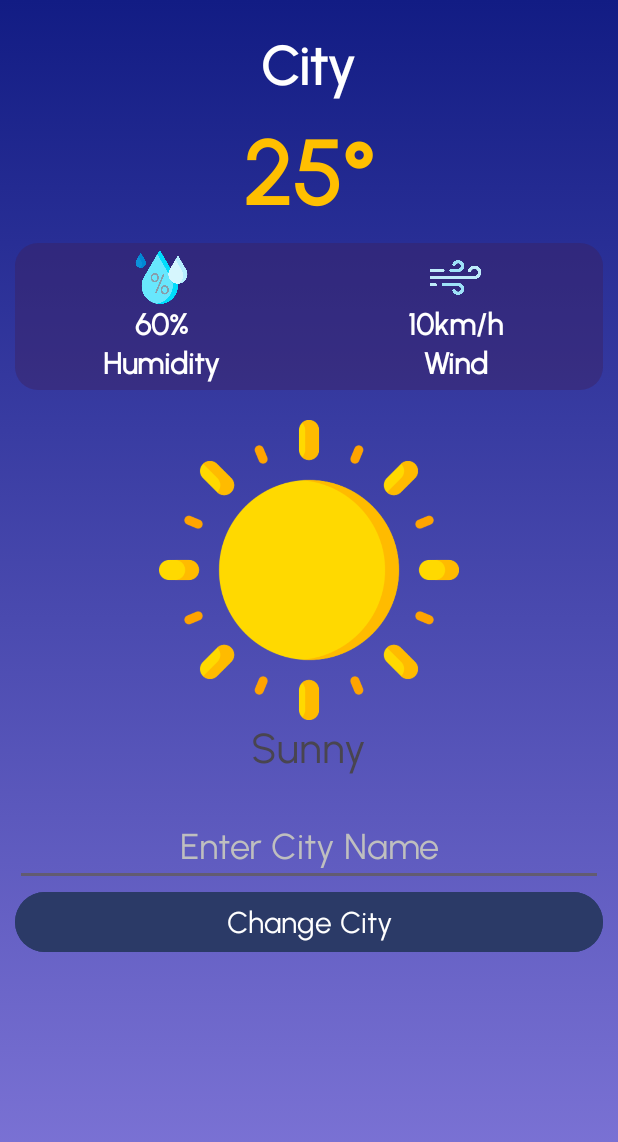
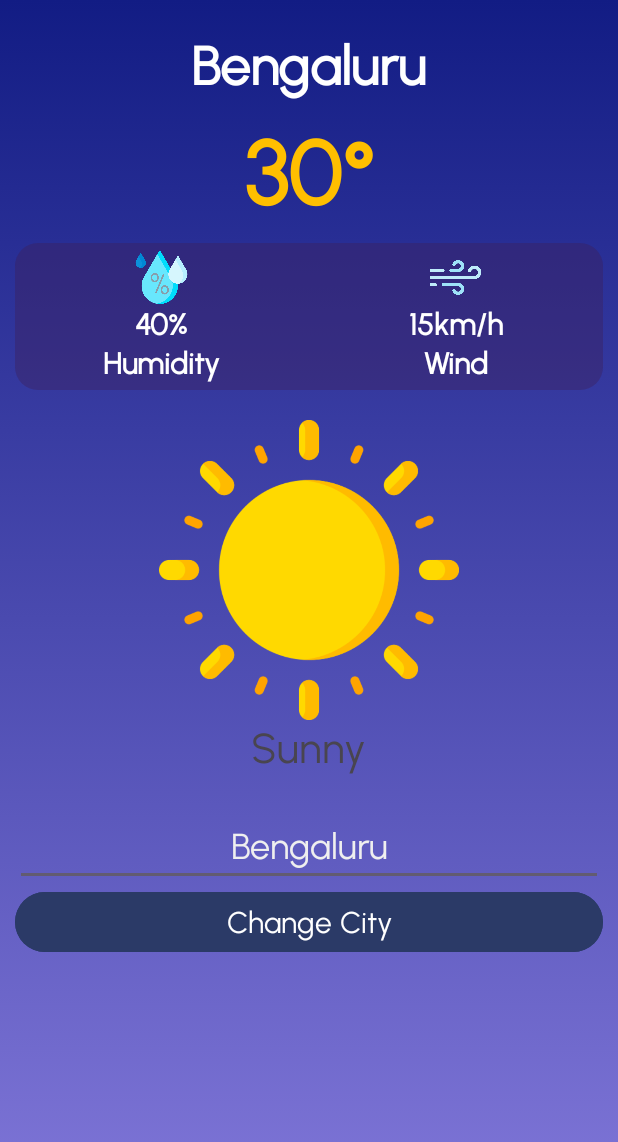
Before and after one commit to shreeramkedlaya/WeatherApp, an Android app: the screen it shows after launch (MainActivity), on a phone screen of 412 x 824 dp. Shown: the top 1142 px of the screen. Run offline under Robolectric (Android 15) with nearby library versions, the phone set to English and light mode, and no system bars.

Commit message:
14032025

```diff
--- a/app/src/main/res/layout/activity_main.xml
+++ b/app/src/main/res/layout/activity_main.xml
@@ -15,7 +15,7 @@
         android:layout_centerHorizontal="true"
         android:layout_marginTop="10dp"
         android:fontFamily="@font/urbanist"
-        android:text="City"
+        android:text="Bengaluru"
         android:textColor="@color/white"
         android:textSize="36sp"
         android:textStyle="bold" />
@@ -29,7 +29,7 @@
         android:layout_marginTop="10dp"
         android:layout_marginBottom="10dp"
         android:fontFamily="@font/urbanist"
-        android:text="25°"
+        android:text="30°"
         android:textColor="#ffbf00"
         android:textSize="60sp"
         android:textStyle="bold" />
@@ -65,7 +65,7 @@
                 android:layout_height="wrap_content"
                 android:layout_gravity="center"
                 android:fontFamily="@font/urbanist"
-                android:text="60%"
+                android:text="40%"
                 android:textColor="@color/white"
                 android:textSize="20sp"
                 android:textStyle="bold" />
@@ -104,7 +104,7 @@
                 android:layout_height="wrap_content"
                 android:layout_gravity="center"
                 android:fontFamily="@font/urbanist"
-                android:text="10km/h"
+                android:text="15km/h"
                 android:textColor="@color/white"
                 android:textSize="20sp"
                 android:textStyle="bold" />
@@ -151,6 +151,7 @@
         android:layout_marginTop="20dp"
         android:fontFamily="@font/urbanist"
         android:gravity="center"
+        android:text="Bengaluru"
         android:hint="Enter City Name"
         android:padding="12dp"
         android:textColor="#efefef"
```
Also changed, not shown: 2 other files.
